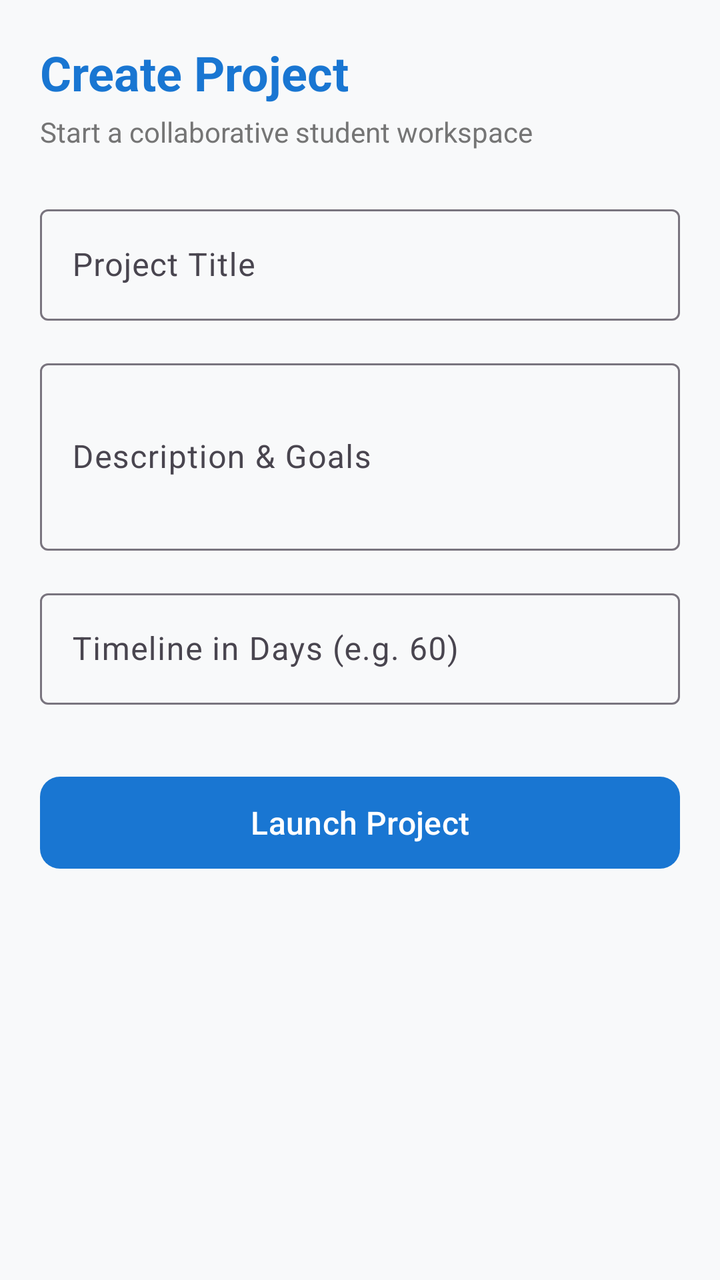
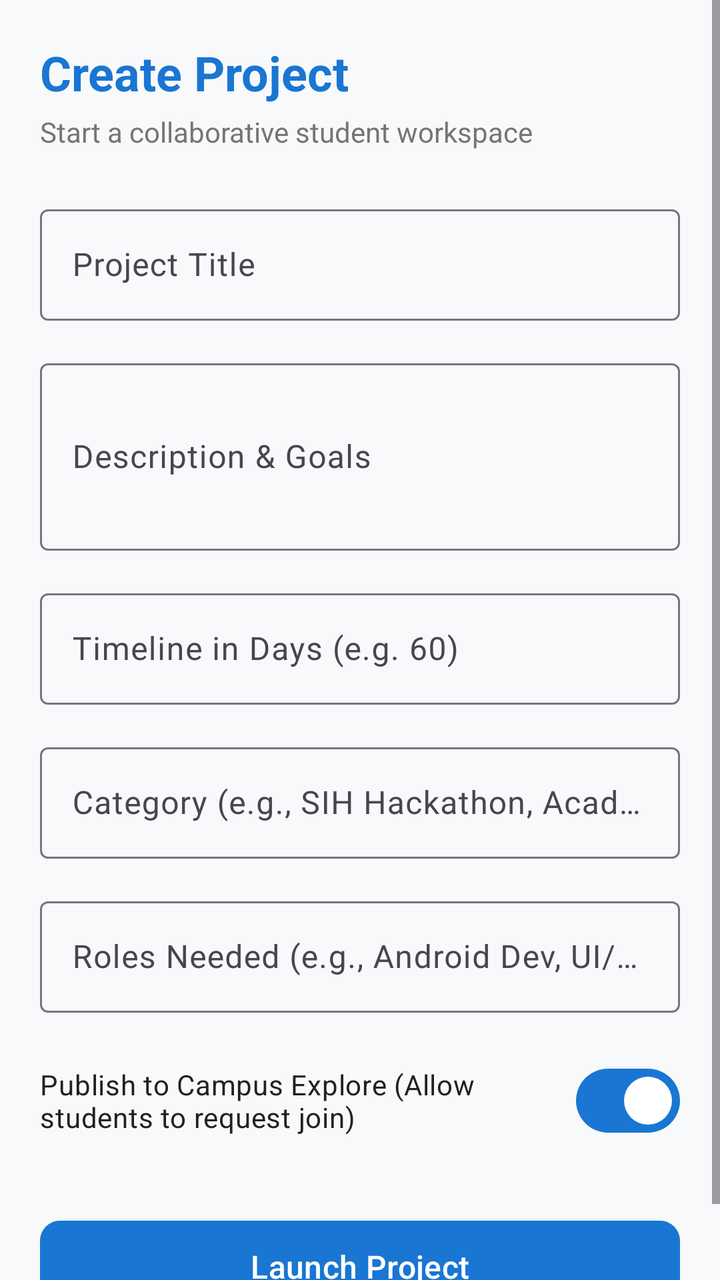

Compare the two renders of this Android layout. The source of the first and the diff that turns it into the second are given below.
<!-- AndroidManifest.xml: application theme Theme.ProjectHub -->
<!-- res/layout/activity_create_project.xml -->
<?xml version="1.0" encoding="utf-8"?>
<ScrollView 
    xmlns:android="http://schemas.android.com/apk/res/android"
    xmlns:app="http://schemas.android.com/apk/res-auto"
    android:layout_width="match_parent"
    android:layout_height="match_parent"
    android:background="@color/background"
    android:fillViewport="true">

    <LinearLayout
        android:layout_width="match_parent"
        android:layout_height="wrap_content"
        android:orientation="vertical"
        android:padding="20dp">

        <TextView
            android:layout_width="wrap_content"
            android:layout_height="wrap_content"
            android:text="Create Project"
            android:textSize="24sp"
            android:textStyle="bold"
            android:textColor="@color/primary" />

        <TextView
            android:layout_width="wrap_content"
            android:layout_height="wrap_content"
            android:layout_marginTop="4dp"
            android:text="Start a collaborative student workspace"
            android:textSize="14sp"
            android:textColor="@color/text_secondary" />

        <com.google.android.material.textfield.TextInputLayout
            android:layout_width="match_parent"
            android:layout_height="wrap_content"
            android:layout_marginTop="24dp"
            style="@style/Widget.Material3.TextInputLayout.OutlinedBox">

            <com.google.android.material.textfield.TextInputEditText
                android:id="@+id/etProjectTitle"
                android:layout_width="match_parent"
                android:layout_height="wrap_content"
                android:hint="Project Title"
                android:inputType="textCapWords" />
        </com.google.android.material.textfield.TextInputLayout>

        <com.google.android.material.textfield.TextInputLayout
            android:layout_width="match_parent"
            android:layout_height="wrap_content"
            android:layout_marginTop="16dp"
            style="@style/Widget.Material3.TextInputLayout.OutlinedBox">

            <com.google.android.material.textfield.TextInputEditText
                android:id="@+id/etProjectDesc"
                android:layout_width="match_parent"
                android:layout_height="wrap_content"
                android:hint="Description &amp; Goals"
                android:inputType="textMultiLine"
                android:minLines="3" />
        </com.google.android.material.textfield.TextInputLayout>

        <com.google.android.material.textfield.TextInputLayout
            android:layout_width="match_parent"
            android:layout_height="wrap_content"
            android:layout_marginTop="16dp"
            style="@style/Widget.Material3.TextInputLayout.OutlinedBox">

            <com.google.android.material.textfield.TextInputEditText
                android:id="@+id/etDeadlineDays"
                android:layout_width="match_parent"
                android:layout_height="wrap_content"
                android:hint="Timeline in Days (e.g. 60)"
                android:inputType="number" />
        </com.google.android.material.textfield.TextInputLayout>

        <ProgressBar
            android:id="@+id/progressBar"
            android:layout_width="wrap_content"
            android:layout_height="wrap_content"
            android:layout_gravity="center"
            android:layout_marginTop="20dp"
            android:visibility="gone" />

        <com.google.android.material.button.MaterialButton
            android:id="@+id/btnSubmitCreate"
            android:layout_width="match_parent"
            android:layout_height="54dp"
            android:layout_marginTop="32dp"
            android:text="Launch Project"
            android:textSize="16sp"
            app:cornerRadius="10dp" />
    </LinearLayout>
</ScrollView>
<!-- resources referenced by this layout -->
<resources>
  <color name="background">#F8F9FA</color>
  <color name="primary">#1976D2</color>
  <color name="text_secondary">#757575</color>
  <style name="Theme.ProjectHub" parent="Theme.Material3.DayNight.NoActionBar">
          <item name="colorPrimary">@color/primary</item>
          <item name="colorPrimaryDark">@color/primary_dark</item>
          <item name="colorSecondary">@color/accent</item>
          <item name="android:statusBarColor">@color/primary_dark</item>
          <item name="android:windowBackground">@color/background</item>
      </style>
  <color name="primary_dark">#0D47A1</color>
  <color name="accent">#FF9800</color>
</resources>

<!-- the commit's change to res/layout/activity_create_project.xml (unified diff, before → after) -->
@@ -72,6 +72,44 @@
                 android:inputType="number" />
         </com.google.android.material.textfield.TextInputLayout>
 
+        <com.google.android.material.textfield.TextInputLayout
+            android:layout_width="match_parent"
+            android:layout_height="wrap_content"
+            android:layout_marginTop="16dp"
+            style="@style/Widget.Material3.TextInputLayout.OutlinedBox">
+
+            <com.google.android.material.textfield.TextInputEditText
+                android:id="@+id/etCategory"
+                android:layout_width="match_parent"
+                android:layout_height="wrap_content"
+                android:hint="Category (e.g., SIH Hackathon, Academic, AI/ML)"
+                android:inputType="textCapWords" />
+        </com.google.android.material.textfield.TextInputLayout>
+
+        <com.google.android.material.textfield.TextInputLayout
+            android:layout_width="match_parent"
+            android:layout_height="wrap_content"
+            android:layout_marginTop="16dp"
+            style="@style/Widget.Material3.TextInputLayout.OutlinedBox">
+
+            <com.google.android.material.textfield.TextInputEditText
+                android:id="@+id/etLookingFor"
+                android:layout_width="match_parent"
+                android:layout_height="wrap_content"
+                android:hint="Roles Needed (e.g., Android Dev, UI/UX, Backend)"
+                android:inputType="textCapSentences" />
+        </com.google.android.material.textfield.TextInputLayout>
+
+        <com.google.android.material.materialswitch.MaterialSwitch
+            android:id="@+id/switchPublic"
+            android:layout_width="match_parent"
+            android:layout_height="wrap_content"
+            android:layout_marginTop="20dp"
+            android:checked="true"
+            android:text="Publish to Campus Explore (Allow students to request join)"
+            android:textSize="14sp"
+            android:textColor="@color/text_primary" />
+
         <ProgressBar
             android:id="@+id/progressBar"
             android:layout_width="wrap_content"
<!-- resource entries referenced after the edit -->
@@ -2,6 +2,7 @@
 <resources>
   <color name="background">#F8F9FA</color>
   <color name="primary">#1976D2</color>
+  <color name="text_primary">#212121</color>
   <color name="text_secondary">#757575</color>
   <style name="Theme.ProjectHub" parent="Theme.Material3.DayNight.NoActionBar">
           <item name="colorPrimary">@color/primary</item>
